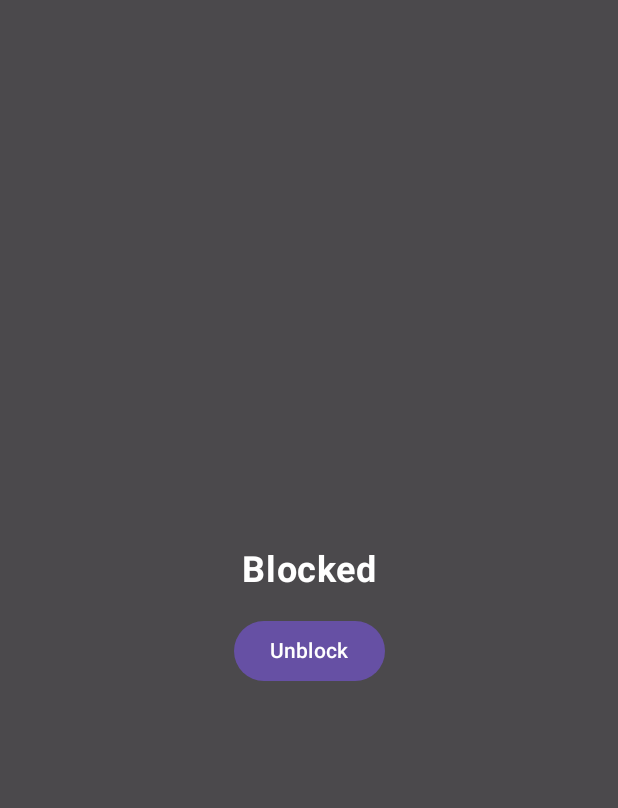
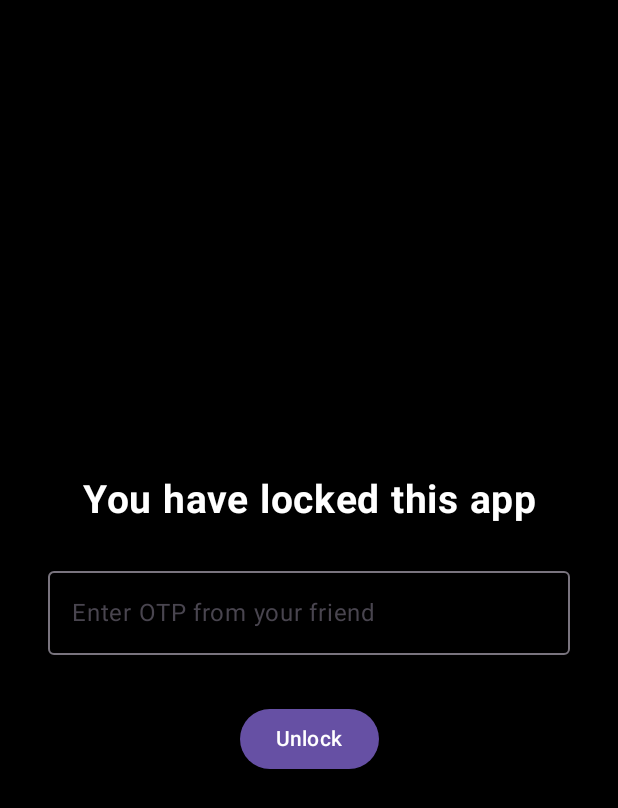
Before and after one commit to hannoobz/FriendLock-CapstoneProject, an Android app built with Jetpack Compose: the BlockActivity screen opened directly, with no data from a screen before it, on a phone screen of 412 x 824 dp. Shown: the top 808 px of the screen. Run offline under Robolectric (Android 15) with nearby library versions, the phone set to English and light mode, and no system bars.

Commit message:
feat: OTP-based unlock

```diff
--- a/app/src/main/java/com/hannoobz/friendlock/BlockActivity.kt
+++ b/app/src/main/java/com/hannoobz/friendlock/BlockActivity.kt
@@ -1,13 +1,18 @@
 package com.hannoobz.friendlock
 
+import android.content.Intent
 import android.os.Bundle
-import android.util.Log
 import androidx.activity.ComponentActivity
 import androidx.activity.compose.setContent
+import androidx.compose.foundation.background
+import androidx.compose.foundation.layout.Box
 import androidx.compose.foundation.layout.fillMaxSize
+import androidx.compose.foundation.layout.safeDrawingPadding
 import androidx.compose.material3.MaterialTheme
-import androidx.compose.material3.Surface
+import androidx.compose.runtime.SideEffect
 import androidx.compose.ui.Modifier
+import androidx.compose.ui.graphics.toArgb
+import androidx.core.view.WindowInsetsControllerCompat
 import com.hannoobz.friendlock.ui.BlockOverlay
 import com.hannoobz.friendlock.ui.theme.FriendLockTheme
 
@@ -16,8 +21,24 @@ class BlockActivity : ComponentActivity() {
         super.onCreate(savedInstanceState)
         setContent {
             FriendLockTheme {
-                Surface(modifier = Modifier.fillMaxSize(), color = MaterialTheme.colorScheme.background) {
+                val view = window.decorView
+                val darkIcons = false
+                val backgroundColor = MaterialTheme.colorScheme.scrim.toArgb()
+                SideEffect {
+                    window.statusBarColor = backgroundColor
+                    window.navigationBarColor = backgroundColor
+                    val controller = WindowInsetsControllerCompat(window, view)
+                    controller.isAppearanceLightStatusBars = darkIcons
+                    controller.isAppearanceLightNavigationBars = darkIcons
+                }
+                Box(
+                    modifier = Modifier
+                        .fillMaxSize()
+                        .background(MaterialTheme.colorScheme.scrim)
+                        .safeDrawingPadding()
+                ) {
                     BlockOverlay(
+                        topMessage = "You have locked this app",
                         onUnblock = {
                             finish()
                         }
@@ -26,4 +47,13 @@ class BlockActivity : ComponentActivity() {
             }
         }
     }
+
+    override fun onBackPressed() {
+        super.onBackPressed()
+        val homeIntent = Intent(Intent.ACTION_MAIN)
+        homeIntent.addCategory(Intent.CATEGORY_HOME)
+        homeIntent.flags = Intent.FLAG_ACTIVITY_NEW_TASK
+        startActivity(homeIntent)
+        finish()
+    }
 }
--- a/app/src/main/java/com/hannoobz/friendlock/ui/BlockOverlay.kt
+++ b/app/src/main/java/com/hannoobz/friendlock/ui/BlockOverlay.kt
@@ -1,24 +1,63 @@
 package com.hannoobz.friendlock.ui
 
+import android.content.Context
 import androidx.compose.foundation.background
 import androidx.compose.foundation.layout.Box
 import androidx.compose.foundation.layout.Column
 import androidx.compose.foundation.layout.Spacer
 import androidx.compose.foundation.layout.fillMaxSize
+import androidx.compose.foundation.layout.fillMaxWidth
 import androidx.compose.foundation.layout.height
 import androidx.compose.foundation.layout.padding
 import androidx.compose.material3.Button
+import androidx.compose.material3.MaterialTheme
+import androidx.compose.material3.OutlinedTextField
 import androidx.compose.material3.Text
 import androidx.compose.runtime.Composable
+import androidx.compose.runtime.LaunchedEffect
+import androidx.compose.runtime.mutableStateOf
+import androidx.compose.runtime.remember
 import androidx.compose.ui.Alignment
 import androidx.compose.ui.Modifier
 import androidx.compose.ui.graphics.Color
+import androidx.compose.ui.platform.LocalContext
 import androidx.compose.ui.text.font.FontWeight
+import androidx.compose.ui.text.style.TextAlign
 import androidx.compose.ui.unit.dp
 import androidx.compose.ui.unit.sp
+import androidx.core.content.edit
+import com.hannoobz.friendlock.utils.TOTP
+import com.hannoobz.friendlock.utils.generateRandomSecret
+import kotlinx.coroutines.delay
 
 @Composable
-fun BlockOverlay(onUnblock: () -> Unit) {
+fun BlockOverlay(
+    topMessage: String,
+    onUnblock: () -> Unit
+) {
+    val context = LocalContext.current
+    val prefs = remember {
+        context.getSharedPreferences("otp_prefs", Context.MODE_PRIVATE)
+    }
+    val ourSecret = remember {
+        prefs.getString("our_secret", null) ?: run {
+            val newSecret = generateRandomSecret()
+            prefs.edit { putString("our_secret", newSecret) }
+            newSecret
+        }
+    }
+    val correctOtp = remember { mutableStateOf("") }
+    LaunchedEffect(Unit) {
+        if (ourSecret != null) {
+            while (true) {
+                correctOtp.value = TOTP.generate(ourSecret!!)
+                delay(1000)
+            }
+        }
+    }
+    val inputOtp = remember { mutableStateOf("") }
+    val showError = remember { mutableStateOf(false) }
+
     Box(
         modifier = Modifier
             .fillMaxSize()
@@ -26,20 +65,51 @@ fun BlockOverlay(onUnblock: () -> Unit) {
         contentAlignment = Alignment.Center
     ) {
         Column(
+            modifier = Modifier
+                .padding(top = 10.dp)
+                .padding(horizontal = 32.dp),
             horizontalAlignment = Alignment.CenterHorizontally
         ) {
             Text(
-                text = "Blocked",
+                text = topMessage,
                 color = Color.White,
-                fontSize = 24.sp,
-                fontWeight = FontWeight.Bold
+                fontSize =26.sp,
+                fontWeight = FontWeight.Bold,
+                textAlign = TextAlign.Center,
             )
+
+            Spacer(modifier = Modifier.height(24.dp))
+
+            OutlinedTextField(
+                value = inputOtp.value,
+                onValueChange = {
+                    inputOtp.value = it
+                    showError.value = false
+                },
+                label = { Text("Enter OTP from your friend") },
+                singleLine = true,
+                modifier = Modifier.fillMaxWidth(),
+                isError = showError.value,
+                supportingText = {
+                    if (showError.value) {
+                        Text(
+                            text = "Wrong OTP",
+                            color = MaterialTheme.colorScheme.error
+                        )
+                    }
+                }
+            )
+
             Spacer(modifier = Modifier.height(16.dp))
-            Button(
-                onClick = onUnblock,
-                modifier = Modifier.padding(horizontal = 32.dp)
-            ) {
-                Text("Unblock")
+
+            Button(onClick = {
+                if (inputOtp.value == correctOtp.value) {
+                    onUnblock()
+                } else {
+                    showError.value = true
+                }
+            }) {
+                Text("Unlock")
             }
         }
     }
--- a/app/src/main/java/com/hannoobz/friendlock/ui/OTPTimer.kt
+++ /dev/null
@@ -1 +0,0 @@
-package com.hannoobz.friendlock.ui
--- /dev/null
+++ b/app/src/main/java/com/hannoobz/friendlock/utils/TOTP.kt
@@ -0,0 +1,54 @@
+package com.hannoobz.friendlock.utils
+
+import java.nio.ByteBuffer
+import javax.crypto.Mac
+import javax.crypto.spec.SecretKeySpec
+
+object TOTP {
+    private const val TIME_STEP_SECONDS = 30L
+    private const val OTP_DIGITS = 6
+    private const val HMAC_ALGORITHM = "HmacSHA1"
+
+    fun generate(secret: String, time: Long = System.currentTimeMillis()): String {
+        val key = base32Decode(secret)
+        val steps = time / 1000 / TIME_STEP_SECONDS
+        val data = ByteBuffer.allocate(8).putLong(steps).array()
+
+        val mac = Mac.getInstance(HMAC_ALGORITHM)
+        mac.init(SecretKeySpec(key, HMAC_ALGORITHM))
+        val hmac = mac.doFinal(data)
+
+        val offset = hmac.last().toInt() and 0x0F
+        val binary =
+            ((hmac[offset].toInt() and 0x7F) shl 24) or
+                    ((hmac[offset + 1].toInt() and 0xFF) shl 16) or
+                    ((hmac[offset + 2].toInt() and 0xFF) shl 8) or
+                    (hmac[offset + 3].toInt() and 0xFF)
+
+        val otp = binary % 10.0.pow(OTP_DIGITS).toInt()
+        return otp.toString().padStart(OTP_DIGITS, '0')
+    }
+
+    private fun base32Decode(base32: String): ByteArray {
+        val base32Chars = "ABCDEFGHIJKLMNOPQRSTUVWXYZ234567"
+        val cleaned = base32.trim().replace("=", "").uppercase()
+        val bits = StringBuilder()
+
+        for (c in cleaned) {
+            val value = base32Chars.indexOf(c)
+            require(value != -1) { "Invalid Base32 character: $c" }
+            bits.append(value.toString(2).padStart(5, '0'))
+        }
+
+        val bytes = mutableListOf<Byte>()
+        for (i in bits.indices step 8) {
+            if (i + 8 <= bits.length) {
+                val byte = bits.substring(i, i + 8).toInt(2)
+                bytes.add(byte.toByte())
+            }
+        }
+        return bytes.toByteArray()
+    }
+
+    private fun Double.pow(exp: Int): Double = Math.pow(this, exp.toDouble())
+}
```
Also changed, not shown: app/src/main/AndroidManifest.xml (+3 -4 lines), app/src/main/java/com/hannoobz/friendlock/MainActivity.kt (+17 -10 lines), app/src/main/java/com/hannoobz/friendlock/ui/HomeScreen.kt (+8 -8 lines), app/src/main/java/com/hannoobz/friendlock/ui/OTPPage.kt (added, +225 -0 lines), app/src/main/java/com/hannoobz/friendlock/utils/GenerateRandomSecret.kt (added, +11 -0 lines).
